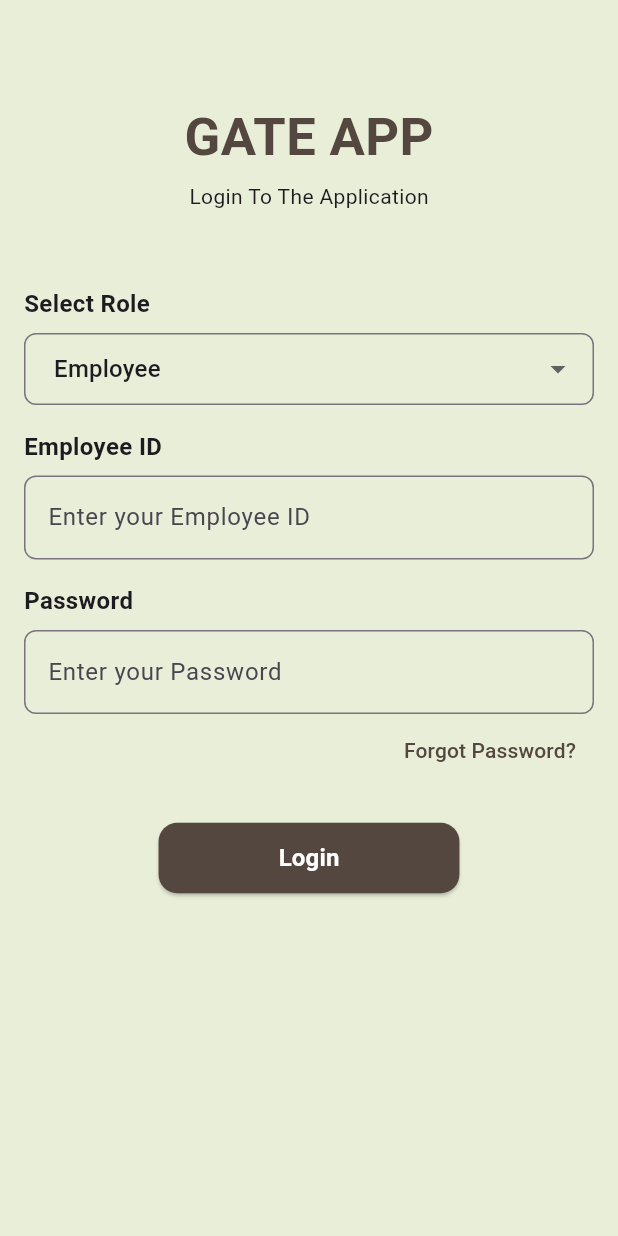
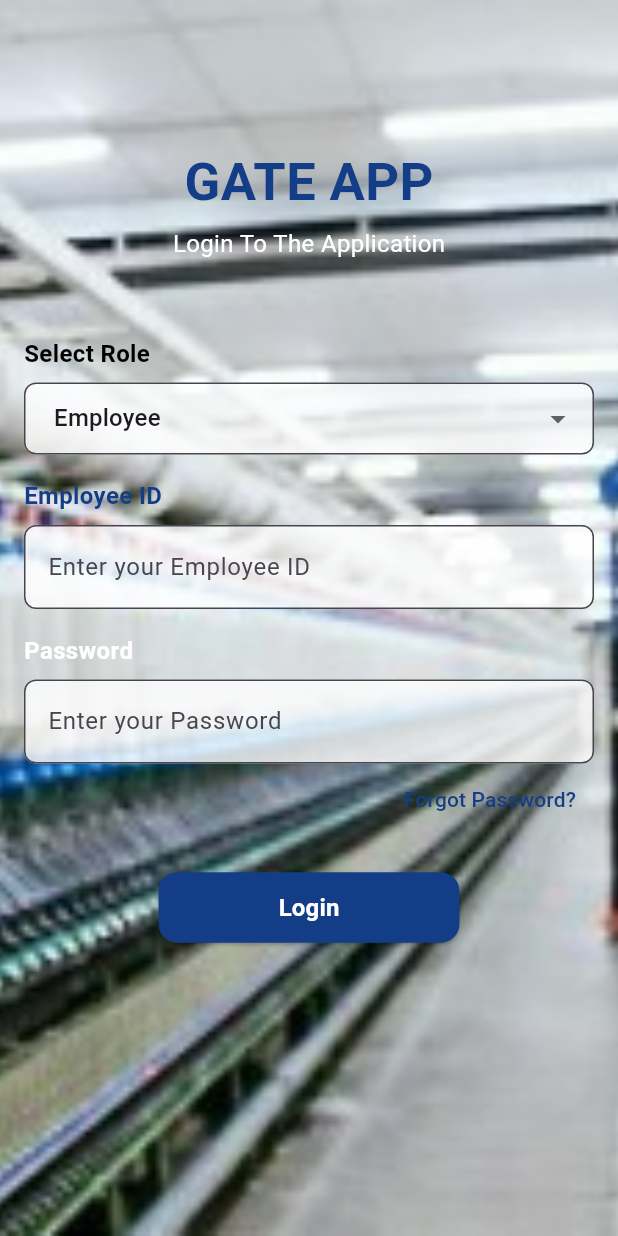
Before and after one commit to Gowthamsd/Gate_App, a Flutter app: the screen it shows after launch, on a phone screen of 412 x 824 dp. Run offline on Flutter 3.47's test engine with Material 3 defaults, Android fonts, the phone set to English and light mode, and no system bars.

Commit message:
second commit

```diff
--- a/lib/auth/auth_screens/login.dart
+++ b/lib/auth/auth_screens/login.dart
@@ -40,6 +40,7 @@ class _LoginScreenState extends State<LoginScreen> {
           );
           break;
         case 'Security':
+          // Add navigation for Security role
           break;
         case 'Manager':
           Navigator.pushReplacement(
@@ -48,6 +49,7 @@ class _LoginScreenState extends State<LoginScreen> {
           );
           break;
         case 'Admin':
+          // Add navigation for Admin role
           break;
         default:
           ScaffoldMessenger.of(context).showSnackBar(
@@ -64,15 +66,26 @@ class _LoginScreenState extends State<LoginScreen> {
   @override
   Widget build(BuildContext context) {
     return Scaffold(
-      backgroundColor: AppColors.background,
-      body: Padding(
+      body: Stack(
+        children: [
+          // Background Image
+          Container(
+            decoration: const BoxDecoration(
+              image: DecorationImage(
+                image: AssetImage(
+                    "assets/images/background2.jpg"), // Add your image path here
+                fit: BoxFit.cover,
+              ),
+            ),
+          ),
+          // Login Form
+          SingleChildScrollView(
+            child: Padding(
               padding: const EdgeInsets.all(16.0),
               child: Column(
                 crossAxisAlignment: CrossAxisAlignment.start,
                 children: [
-            const SizedBox(
-              height: 50,
-            ),
+                  const SizedBox(height: 80),
                   const Center(
                     child: Text(
                       "GATE APP",
@@ -82,22 +95,23 @@ class _LoginScreenState extends State<LoginScreen> {
                           fontWeight: FontWeight.bold),
                     ),
                   ),
-
-            const SizedBox(
-              height: 5,
+                  const SizedBox(height: 5),
+                  const Center(
+                    child: Text(
+                      "Login To The Application",
+                      style: TextStyle(
+                        fontSize: 16,
+                        color: Colors.white, // Adjust color for readability
                       ),
-
-            const Center(
-              child: Text("Login To The Application"),
                     ),
-
-            const SizedBox(
-              height: 50,
                   ),
-
+                  const SizedBox(height: 50),
                   const Text(
                     "Select Role",
-              style: TextStyle(fontSize: 16, fontWeight: FontWeight.bold),
+                    style: TextStyle(
+                        fontSize: 16,
+                        fontWeight: FontWeight.bold,
+                        color: Color.fromARGB(255, 0, 0, 0)),
                   ),
                   const SizedBox(height: 8),
                   DropdownButtonFormField<String>(
@@ -114,8 +128,10 @@ class _LoginScreenState extends State<LoginScreen> {
                       });
                     },
                     decoration: InputDecoration(
-                contentPadding:
-                    const EdgeInsets.symmetric(horizontal: 16, vertical: 12),
+                      contentPadding: const EdgeInsets.symmetric(
+                          horizontal: 16, vertical: 12),
+                      filled: true,
+                      fillColor: Colors.white.withOpacity(0.8),
                       border: OutlineInputBorder(
                         borderRadius: BorderRadius.circular(8),
                         borderSide:
@@ -128,13 +144,18 @@ class _LoginScreenState extends State<LoginScreen> {
                   // Employee ID Field
                   const Text(
                     "Employee ID",
-              style: TextStyle(fontSize: 16, fontWeight: FontWeight.bold),
+                    style: TextStyle(
+                        fontSize: 16,
+                        fontWeight: FontWeight.bold,
+                        color: AppColors.secondary),
                   ),
                   const SizedBox(height: 8),
                   TextField(
                     controller: employeeIdController,
                     decoration: InputDecoration(
                       hintText: "Enter your Employee ID",
+                      filled: true,
+                      fillColor: Colors.white.withOpacity(0.8),
                       border: OutlineInputBorder(
                         borderRadius: BorderRadius.circular(8),
                       ),
@@ -145,7 +166,10 @@ class _LoginScreenState extends State<LoginScreen> {
                   // Password Field
                   const Text(
                     "Password",
-              style: TextStyle(fontSize: 16, fontWeight: FontWeight.bold),
+                    style: TextStyle(
+                        fontSize: 16,
+                        fontWeight: FontWeight.bold,
+                        color: Colors.white),
                   ),
                   const SizedBox(height: 8),
                   TextField(
@@ -153,6 +177,8 @@ class _LoginScreenState extends State<LoginScreen> {
                     obscureText: true,
                     decoration: InputDecoration(
                       hintText: "Enter your Password",
+                      filled: true,
+                      fillColor: Colors.white.withOpacity(0.8),
                       border: OutlineInputBorder(
                         borderRadius: BorderRadius.circular(8),
                       ),
@@ -175,11 +201,16 @@ class _LoginScreenState extends State<LoginScreen> {
                   // Login Button
                   Center(
                     child: CommonButton(
-                  text: "Login", onPressed: () => _handleLogin(context)),
+                      text: "Login",
+                      onPressed: () => _handleLogin(context),
+                    ),
                   ),
                 ],
               ),
             ),
+          ),
+        ],
+      ),
     );
   }
 }
--- a/lib/utils/colors.dart
+++ b/lib/utils/colors.dart
@@ -1,9 +1,9 @@
 import 'package:flutter/material.dart';
 
 class AppColors {
-  static const Color primary = Color.fromRGBO(154, 126, 111, 1);
-  static const Color secondary = Color.fromRGBO(84, 71, 63, 1);
-  static const Color background = Color.fromRGBO(233, 238, 217, 1);
-  static const Color textFieldBorder = Color.fromRGBO(154, 126, 111, 1);
+  static const Color primary = Color.fromRGBO(96, 139, 193, 1);
+  static const Color secondary = Color.fromRGBO(19, 62, 135, 1);
+  static const Color background = Color.fromRGBO(243, 243, 224, 1);
+  static const Color textFieldBorder = Color.fromRGBO(203, 220, 235, 1);
   static const Color buttonText = Colors.white;
 }
```
Also changed, not shown: pubspec.yaml (+9 -1 lines), assets/images/background.jpg (added), assets/images/background2.jpg (added), pubspec.lock, 3 other files. Lines whose indentation alone changed are shown as unchanged.
